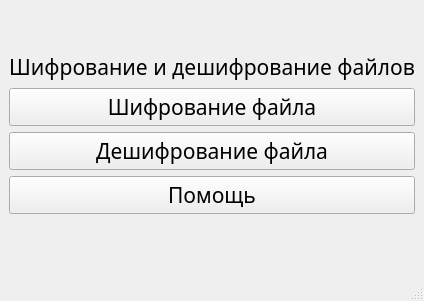
Before: the Qt Designer form mainwindow.ui in Beo274/CourseWork, drawn with Qt 5.
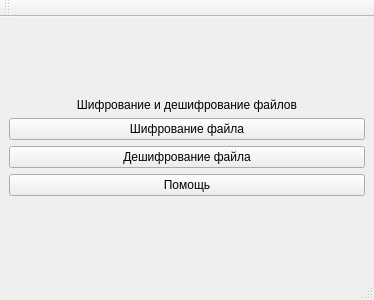
After: the same form once the commit is applied.

Diff of the .ui file:
```diff
--- a/mainwindow.ui
+++ b/mainwindow.ui
@@ -7,19 +7,39 @@
     <x>0</x>
     <y>0</y>
     <width>374</width>
-    <height>301</height>
+    <height>300</height>
    </rect>
   </property>
   <property name="font">
    <font>
     <family>Bahnschrift SemiLight SemiConde</family>
-    <pointsize>16</pointsize>
+    <pointsize>15</pointsize>
+    <italic>false</italic>
+    <bold>false</bold>
    </font>
   </property>
   <property name="windowTitle">
    <string>MainWindow</string>
   </property>
+  <property name="styleSheet">
+   <string notr="true">QPushButton {
+	font: 350 16pt &quot;Bahnschrift SemiLight SemiConde&quot;;
+}
+ QLabel {
+	font: 350 16pt &quot;Bahnschrift SemiLight SemiConde&quot;;
+}
+
+QPushButton::hover {
+	background-color:rgb(188, 188, 188);
+	border-radius:10px;
+}
+
+</string>
+  </property>
   <widget class="QWidget" name="centralwidget">
+   <property name="styleSheet">
+    <string notr="true"/>
+   </property>
    <layout class="QVBoxLayout" name="verticalLayout">
     <item>
      <layout class="QGridLayout" name="gridLayout">
@@ -44,6 +64,10 @@
       </item>
       <item row="1" column="0">
        <widget class="QPushButton" name="pushButton">
+        <property name="styleSheet">
+         <string notr="true">
+</string>
+        </property>
         <property name="text">
          <string>Шифрование файла</string>
         </property>
@@ -51,13 +75,19 @@
       </item>
       <item row="2" column="0">
        <widget class="QPushButton" name="decrypt_button">
+        <property name="styleSheet">
+         <string notr="true"/>
+        </property>
         <property name="text">
          <string>Дешифрование файла</string>
         </property>
        </widget>
       </item>
       <item row="3" column="0">
-       <widget class="QPushButton" name="pushButton_3">
+       <widget class="QPushButton" name="help_button">
+        <property name="styleSheet">
+         <string notr="true"/>
+        </property>
         <property name="text">
          <string>Помощь</string>
         </property>
@@ -78,6 +108,17 @@
    </property>
   </widget>
   <widget class="QStatusBar" name="statusbar"/>
+  <widget class="QToolBar" name="toolBar">
+   <property name="windowTitle">
+    <string>toolBar</string>
+   </property>
+   <attribute name="toolBarArea">
+    <enum>TopToolBarArea</enum>
+   </attribute>
+   <attribute name="toolBarBreak">
+    <bool>false</bool>
+   </attribute>
+  </widget>
  </widget>
  <resources/>
  <connections/>
```
Left out of the diff: 10 changed lines with no effect on the pictures.
